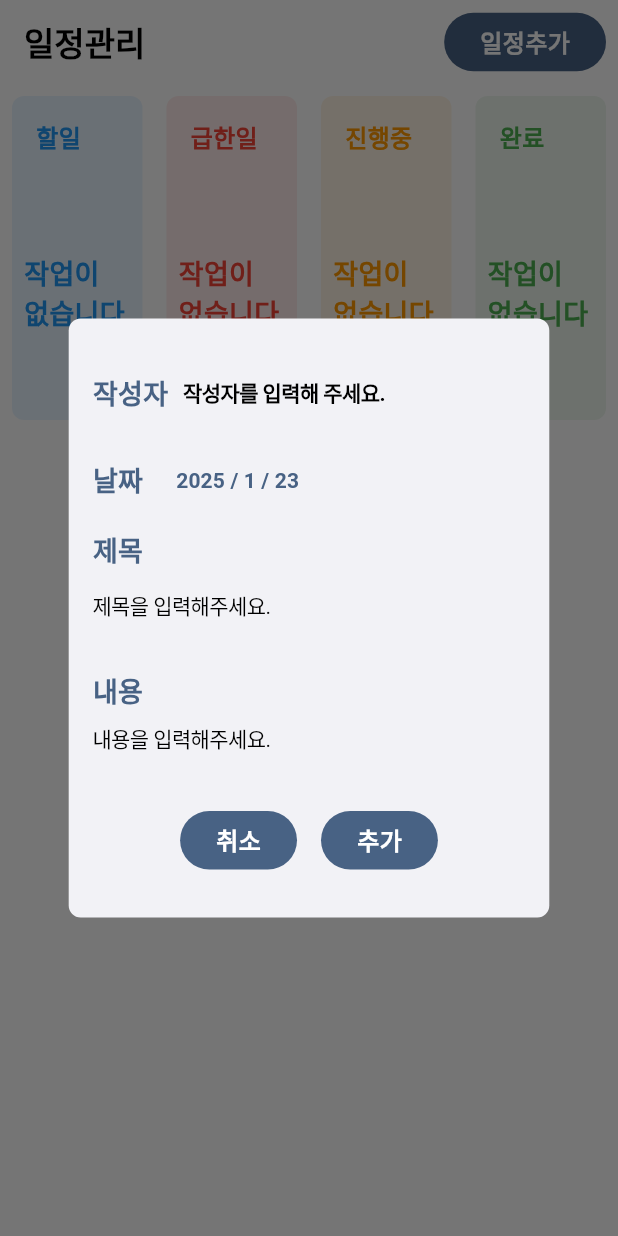
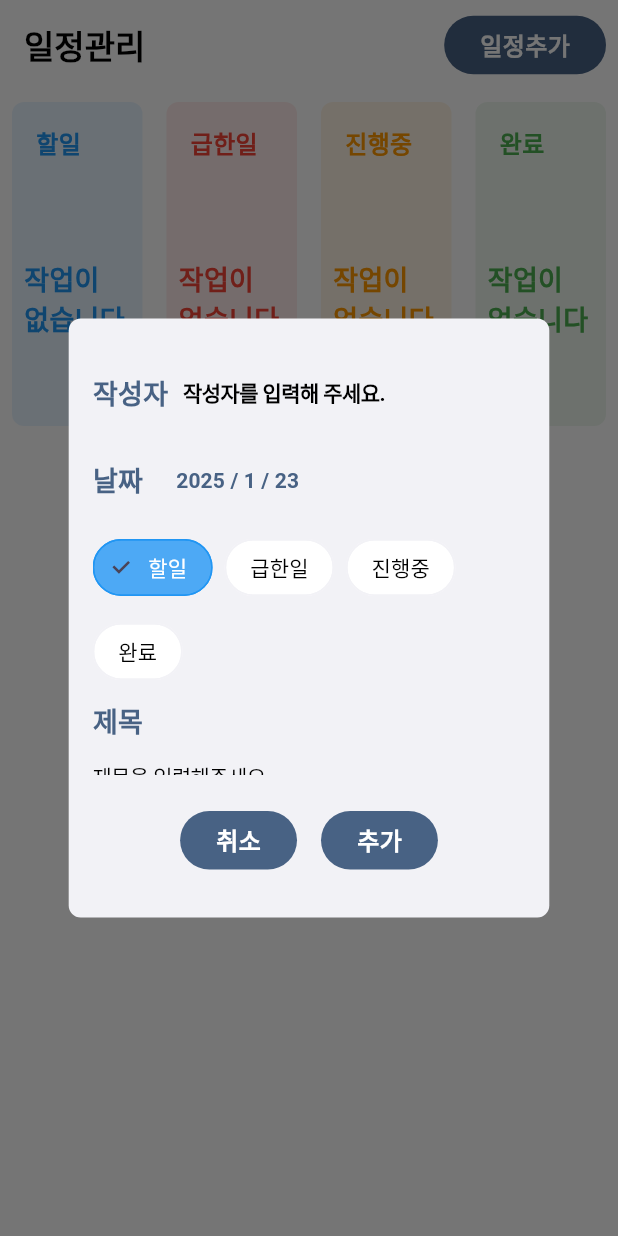
Before and after one commit to haleyalwayshappy/schedule_management, a Flutter app: the screen it shows after launch, after a tap on "일정추가", on a phone screen of 412 x 824 dp. Run offline on Flutter 3.47's test engine with Material 3 defaults, Android fonts, the light colour scheme and no system bars; drawn by our look-alikes of toastification; our stand-ins replace cloud_firestore, firebase_core, get; accounts and stored records are empty; Roboto replaces fonts that are missing (Pretendard); statements that could not run were skipped.

Commit message:
드래그앤 드롭시 task 값 업데이트, 상세페이지에 chip으로 status 표시 및 체크,toastification 주입 위치 수정

```diff
--- a/lib/main.dart
+++ b/lib/main.dart
@@ -3,6 +3,7 @@ import 'package:flutter/material.dart';
 import 'package:get/get.dart';
 import 'package:schedule_management/service/firebase_service.dart';
 import 'package:schedule_management/view/board_screen.dart';
+import 'package:toastification/toastification.dart';
 
 import 'controller/schedule_controller.dart';
 import 'controller/task_controller.dart';
@@ -13,7 +14,7 @@ void main() async {
   await Firebase.initializeApp(
     options: DefaultFirebaseOptions.currentPlatform,
   );
-  runApp(MyApp());
+  runApp(ToastificationWrapper(child: MyApp()));
 }
 
 class MyApp extends StatelessWidget {
--- a/lib/view/board_screen.dart
+++ b/lib/view/board_screen.dart
@@ -16,15 +16,16 @@ class BoardScreen extends StatelessWidget {
     return MaterialApp(
       home: Scaffold(
         appBar: AppBar(
-          title: const Text(
+          title: Text(
             "일정관리",
             style: TextStyle(
-              color: Colors.black,
+              color: Palette.blackColor,
               fontWeight: FontWeight.bold,
             ),
           ),
           centerTitle: false,
-          backgroundColor: Colors.white,
+          backgroundColor: Palette.whiteColor,
+          toolbarHeight: 60.0, // AppBar 높이
           actions: [
             CustomButton(
                 label: "일정추가",
--- a/lib/widgets/add_schedule_dialog.dart
+++ b/lib/widgets/add_schedule_dialog.dart
@@ -3,6 +3,8 @@ import 'package:get/get.dart';
 import 'package:schedule_management/model/task_status.dart';
 import 'package:schedule_management/theme/typo.dart';
 import 'package:schedule_management/widgets/custom_button.dart';
+import 'package:schedule_management/widgets/status_chip_widget.dart';
+import 'package:toastification/toastification.dart';
 
 import '../controller/schedule_controller.dart';
 import '../theme/app_text_styles.dart';
@@ -15,6 +17,8 @@ class AddScheduleDialog {
     final TextEditingController assigneeController = TextEditingController();
     final TextEditingController titleController = TextEditingController();
     final TextEditingController contentController = TextEditingController();
+    final Rx<TaskStatus> selectedStatus = TaskStatus.todo.obs;
+
     DateTime initialDay = DateTime.now();
 
     showDialog(
@@ -123,6 +127,10 @@ class AddScheduleDialog {
                     ],
                   ),
                   const SizedBox(height: 10),
+                  StatusChipWidget(
+                    selectedStatus: selectedStatus,
+                  ),
+                  const SizedBox(height: 10),
                   Text("제목", style: AppTextStyles.noticeTextStyle),
                   TextField(
                     controller: titleController,
@@ -196,10 +204,16 @@ class AddScheduleDialog {
                       contentController.text,
                       assigneeController.text,
                       controller.selectedDate.value,
-                      TaskStatus.todo,
+                      selectedStatus.value,
                     );
 
                     Get.back();
+                    toastification.show(
+                      context: context,
+                      icon: const Icon(Icons.notification_add_rounded),
+                      title: Text("일정이 추가 되었습니다."),
+                      autoCloseDuration: const Duration(seconds: 3),
+                    );
                   },
                 ),
               ],
--- a/lib/widgets/custom_button.dart
+++ b/lib/widgets/custom_button.dart
@@ -27,8 +27,8 @@ class CustomButton extends StatelessWidget {
             ),
             child: Text(
               label,
-              style: const TextStyle(
-                color: Colors.white,
+              style: TextStyle(
+                color: Palette.whiteColor,
                 fontSize: 16,
                 fontWeight: FontWeight.bold,
               ),
--- a/lib/widgets/schedule_widget.dart
+++ b/lib/widgets/schedule_widget.dart
@@ -29,7 +29,7 @@ class ScheduleWidget extends StatelessWidget {
     return Container(
       margin: EdgeInsets.only(bottom: 8, left: 6, right: 6),
       decoration: BoxDecoration(
-          color: Colors.white,
+          color: Palette.whiteColor,
           borderRadius: BorderRadius.circular(8),
           boxShadow: [
             BoxShadow(
@@ -76,7 +76,7 @@ class ScheduleWidget extends StatelessWidget {
                   assignee,
                   style: TextStyle(
                     fontSize: 12,
-                    color: Colors.black54,
+                    color: Palette.blackColor,
                     fontFamily: 'Pretendard',
                     fontWeight: Pretendard().light,
                   ),
@@ -85,7 +85,7 @@ class ScheduleWidget extends StatelessWidget {
                   date,
                   style: TextStyle(
                     fontSize: 12,
-                    color: Colors.black54,
+                    color: Palette.blackColor,
                     fontFamily: 'Pretendard',
                     fontWeight: Pretendard().light,
                   ),
--- /dev/null
+++ b/lib/widgets/status_chip_widget.dart
@@ -0,0 +1,50 @@
+import 'package:flutter/material.dart';
+import 'package:get/get.dart';
+
+import '../controller/schedule_controller.dart';
+import '../model/task_status.dart';
+import '../theme/color_palette.dart';
+
+class StatusChipWidget extends StatelessWidget {
+  final Rx<TaskStatus> selectedStatus; // 현재 선택된 상태
+  final ScheduleController scheduleController = Get.find();
+
+  StatusChipWidget({super.key, required this.selectedStatus});
+
+  @override
+  Widget build(BuildContext context) {
+    return Wrap(
+      spacing: 8.0,
+      runSpacing: 8.0,
+      children: TaskStatus.values.map((status) {
+        return Obx(() {
+          final isSelected = selectedStatus.value == status;
+
+          return ChoiceChip(
+            shape: RoundedRectangleBorder(
+              borderRadius: BorderRadius.circular(20),
+              side: BorderSide(
+                color: isSelected ? status.color : Palette.boardBackgroundColor,
+                width: 1.0,
+              ),
+            ),
+            label: Text(
+              status.label,
+              style: TextStyle(
+                color: isSelected ? Palette.whiteColor : Palette.blackColor,
+              ),
+            ),
+            backgroundColor: Palette.whiteColor,
+            selectedColor: status.color.withOpacity(0.8),
+            selected: isSelected,
+            onSelected: (selected) {
+              if (selected) {
+                selectedStatus.value = status; // 선택된 status를 업데이트
+              }
+            },
+          );
+        });
+      }).toList(),
+    );
+  }
+}
```
Also changed, not shown: lib/controller/schedule_controller.dart (+3 -5 lines), lib/controller/task_controller.dart (+35 -38 lines), lib/service/firebase_service.dart (+8 -5 lines), lib/widgets/detail_schedule_dialog.dart (+24 -4 lines), lib/widgets/update_schedule_dialog.dart (+9 -5 lines), 1 other file.
